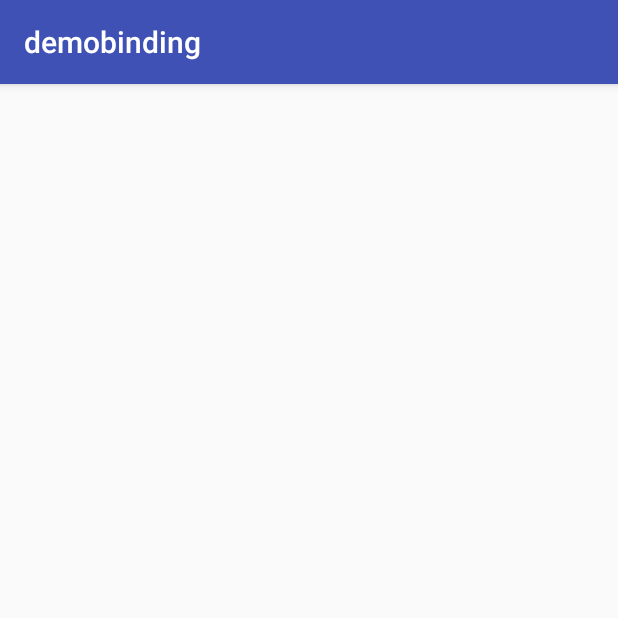
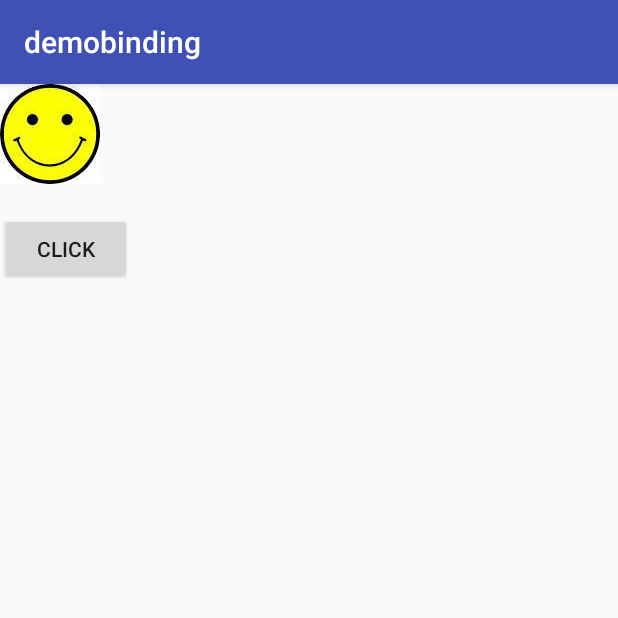
Before and after one commit to NghiaTran92/DemoDataBinding, an Android app: the OriginActivity screen opened directly, with no data from a screen before it, on a phone screen of 412 x 824 dp, the top half of it. Run offline under Robolectric (Android 15) with nearby library versions, the phone set to English and light mode, and no system bars.

```diff
--- a/app/src/main/res/layout/activity_origin.xml
+++ b/app/src/main/res/layout/activity_origin.xml
@@ -3,5 +3,23 @@
     android:orientation="vertical"
     android:layout_width="match_parent"
     android:layout_height="match_parent">
+    <ImageView
+        android:id="@+id/img_status"
+        android:src="@drawable/happy_face"
+        android:scaleType="fitCenter"
+        android:layout_width="wrap_content"
+        android:layout_height="wrap_content"
+        />
 
+    <TextView
+        android:id="@+id/txt_name"
+        android:layout_width="wrap_content"
+        android:layout_height="wrap_content"
+        />
+    <Button
+        android:id="@+id/btn_click"
+        android:text="Click"
+        android:layout_width="wrap_content"
+        android:layout_height="wrap_content"
+        />
 </LinearLayout>
```
Also changed, not shown: app/src/main/java/com/nghiatt/demobinding/MainBindingActivity.java (+26 -2 lines), app/src/main/java/com/nghiatt/demobinding/model/User.java (+15 -0 lines), app/src/main/res/layout/activity_main.xml (+16 -3 lines), app/src/main/res/drawable-hdpi/happy_face.jpg (added).
